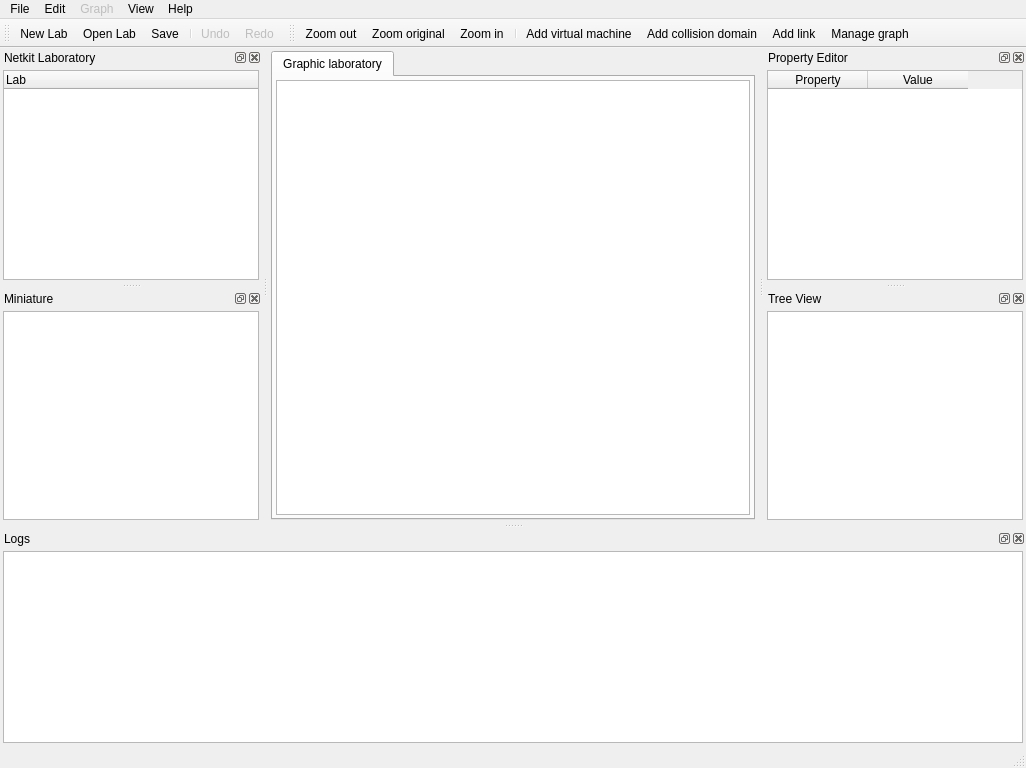
Before: the Qt Designer form ui/main.ui in slux83/visual-netkit, drawn with Qt 5.
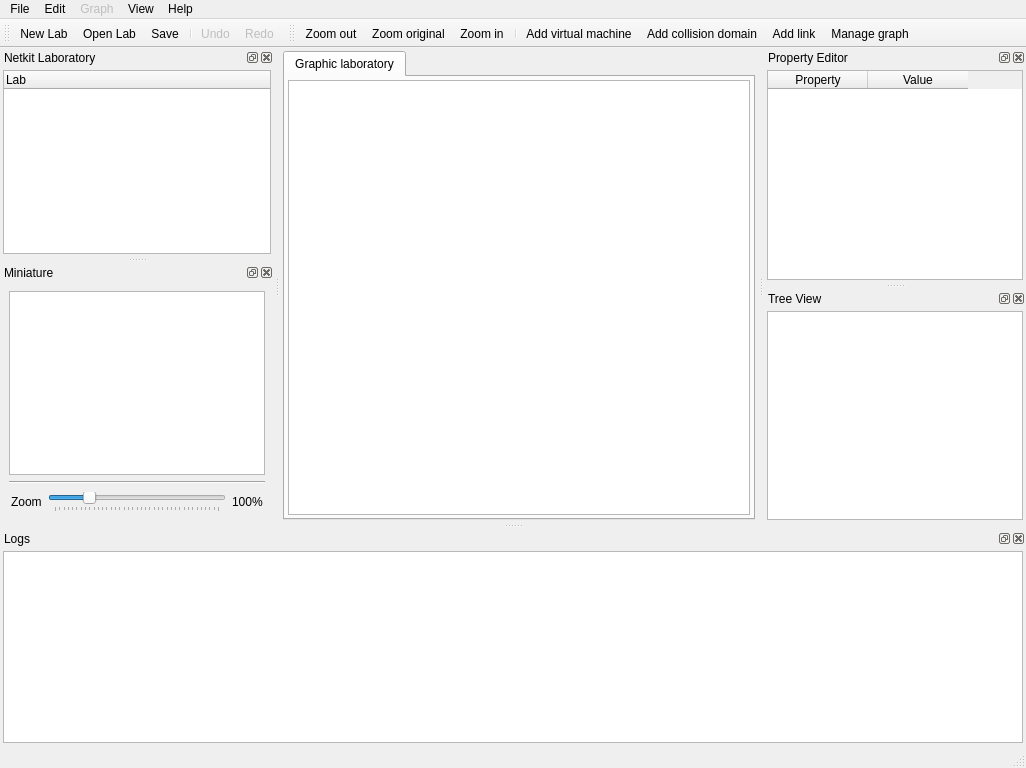
After: the same form once the commit is applied. Icons and pictures are not drawn. Custom widgets are drawn as their Qt base class.

Commit message: added link label

The edit to the form file:
```diff
--- a/ui/main.ui
+++ b/ui/main.ui
@@ -291,20 +291,67 @@
    </attribute>
    <widget class="QWidget" name="dockWidgetContents_6" >
     <layout class="QVBoxLayout" >
+     <item>
+      <widget class="QGraphicsView" name="labMiniature" />
+     </item>
+     <item>
+      <widget class="Line" name="line" >
+       <property name="orientation" >
+        <enum>Qt::Horizontal</enum>
+       </property>
+      </widget>
+     </item>
+     <item>
+      <layout class="QHBoxLayout" >
      <property name="leftMargin" >
-      <number>3</number>
+        <number>2</number>
      </property>
      <property name="topMargin" >
-      <number>3</number>
+        <number>2</number>
      </property>
      <property name="rightMargin" >
-      <number>3</number>
+        <number>2</number>
      </property>
      <property name="bottomMargin" >
-      <number>3</number>
+        <number>2</number>
      </property>
      <item>
-      <widget class="QGraphicsView" name="graphicsView_2" />
+        <widget class="QLabel" name="label" >
+         <property name="text" >
+          <string>Zoom</string>
+         </property>
+        </widget>
+       </item>
+       <item>
+        <widget class="QSlider" name="horizontalSlider" >
+         <property name="minimum" >
+          <number>20</number>
+         </property>
+         <property name="maximum" >
+          <number>400</number>
+         </property>
+         <property name="singleStep" >
+          <number>10</number>
+         </property>
+         <property name="value" >
+          <number>99</number>
+         </property>
+         <property name="orientation" >
+          <enum>Qt::Horizontal</enum>
+         </property>
+         <property name="tickPosition" >
+          <enum>QSlider::TicksBelow</enum>
+         </property>
+        </widget>
+       </item>
+       <item>
+        <widget class="QLabel" name="label_2" >
+         <property name="text" >
+          <string>100%</string>
+         </property>
+        </widget>
+       </item>
+      </layout>
      </item>
     </layout>
    </widget>
```
Left out of the diff: 2 changed lines with no effect on the pictures. Lines whose indentation alone changed are shown as unchanged. The commit also changes 4 other files.
